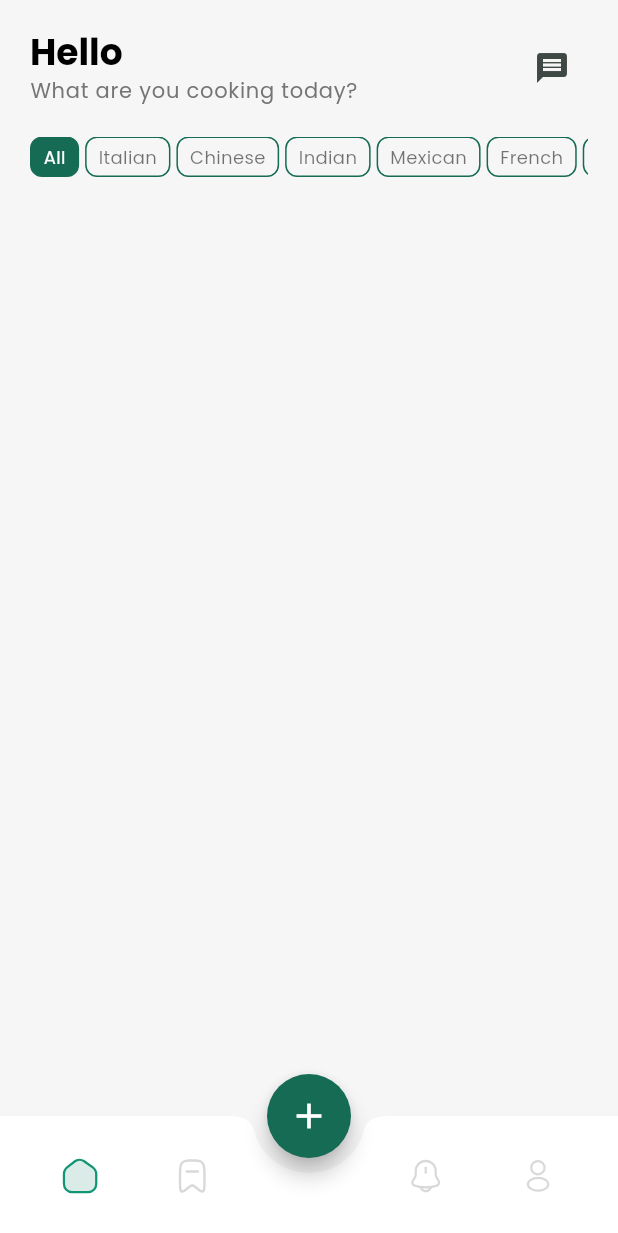
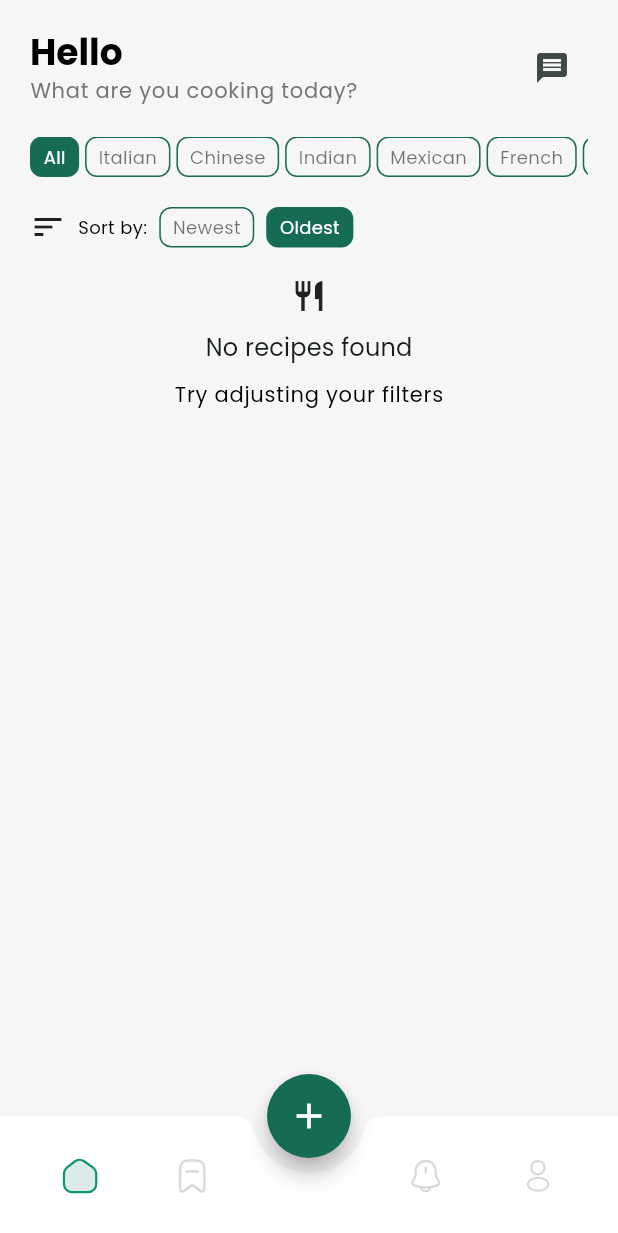
Before and after one commit to bedoyalejandra/receipes-app, a Flutter app: the screen it shows once a user with an empty profile is signed in, on a phone screen of 412 x 824 dp. Shown: the top 1233 px of the screen. Run offline on Flutter 3.47's test engine with Material 3 defaults, Android fonts, the phone set to English and light mode, and no system bars; our stand-ins replace cloud_firestore, equatable, firebase_auth, firebase_core, firebase_storage, flutter_svg and 2 more; accounts and stored records are empty.

Commit message:
feat: add loading states, error handling, sorting options and recipe cards to home screen

```diff
--- a/lib/presentation/screens/home/home_screen.dart
+++ b/lib/presentation/screens/home/home_screen.dart
@@ -2,6 +2,7 @@ import 'package:flutter/material.dart';
 import 'package:provider/provider.dart';
 import 'package:receipes_app_02/domain/entities/receipe_category.dart';
 import 'package:receipes_app_02/presentation/screens/home/widgets/custom_filter_chip.dart';
+import 'package:receipes_app_02/presentation/screens/home/widgets/recipe_card.dart';
 import 'package:receipes_app_02/providers/auth_provider.dart';
 import 'package:receipes_app_02/providers/recipe_display_provider.dart';
 
@@ -59,6 +60,39 @@ class _HomeScreenState extends State<HomeScreen> {
                 SizedBox(height: 20),
                 Consumer<RecipeDisplayProvider>(
                   builder: (context, provider, child) {
+                    if (provider.state == RecipeDisplayState.loading) {
+                      return const Center(child: CircularProgressIndicator());
+                    }
+                    if (provider.state == RecipeDisplayState.error) {
+                      return Center(
+                        child: Column(
+                          children: [
+                            Icon(Icons.error, color: Colors.red),
+                            SizedBox(height: 10),
+                            Text(
+                              'Something went wrong',
+                              style: Theme.of(context).textTheme.titleMedium
+                                  ?.copyWith(color: Colors.red),
+                            ),
+                            SizedBox(height: 10),
+                            Text(
+                              provider.errorMessage ?? 'Unknown error',
+                              style: Theme.of(context).textTheme.bodyLarge,
+                            ),
+                            SizedBox(height: 10),
+                            ElevatedButton(
+                              onPressed: () {
+                                provider.clearError();
+                                provider.getAllRecipes();
+                              },
+                              child: Text('Retry'),
+                            ),
+                          ],
+                        ),
+                      );
+                    }
+
+                    if (provider.state == RecipeDisplayState.success) {
                       return Column(
                         children: [
                           SingleChildScrollView(
@@ -98,8 +132,68 @@ class _HomeScreenState extends State<HomeScreen> {
                               ],
                             ),
                           ),
+                          SizedBox(height: 20),
+                          Row(
+                            children: [
+                              Icon(Icons.sort),
+                              SizedBox(width: 8),
+                              Text('Sort by:'),
+                              SizedBox(width: 8),
+                              CustomFilterChip(
+                                label: 'Newest',
+                                isSelected: provider.sortByDateDescending,
+                                onSelected: (selected) {
+                                  if (selected &&
+                                      !provider.sortByDateDescending) {
+                                    provider.toggleSortByDateDescending();
+                                    provider.getAllRecipes();
+                                  }
+                                },
+                              ),
+                              SizedBox(width: 8),
+                              CustomFilterChip(
+                                label: 'Oldest',
+                                isSelected: !provider.sortByDateDescending,
+                                onSelected: (selected) {
+                                  if (selected &&
+                                      provider.sortByDateDescending) {
+                                    provider.toggleSortByDateDescending();
+                                    provider.getAllRecipes();
+                                  }
+                                },
+                              ),
+                            ],
+                          ),
+                          SizedBox(height: 20),
+                          if (provider.recipes.isEmpty)
+                            Center(
+                              child: Column(
+                                children: [
+                                  Icon(Icons.restaurant),
+                                  SizedBox(height: 10),
+                                  Text(
+                                    'No recipes found',
+                                    style:
+                                        Theme.of(context).textTheme.titleMedium,
+                                  ),
+                                  SizedBox(height: 10),
+                                  Text(
+                                    'Try adjusting your filters',
+                                    style:
+                                        Theme.of(context).textTheme.bodyLarge,
+                                  ),
+                                ],
+                              ),
+                            )
+                          else
+                            ...provider.recipes.map((recipe) {
+                              return RecipeCard(recipe: recipe);
+                            }),
                         ],
                       );
+                    }
+
+                    return SizedBox.shrink();
                   },
                 ),
               ],
```
Also changed, not shown: lib/presentation/screens/home/widgets/recipe_card.dart (added, +156 -0 lines), lib/presentation/screens/home/widgets/stat_chip.dart (added, +38 -0 lines), lib/utils/date.dart (added, +21 -0 lines). Lines whose indentation alone changed are shown as unchanged.
